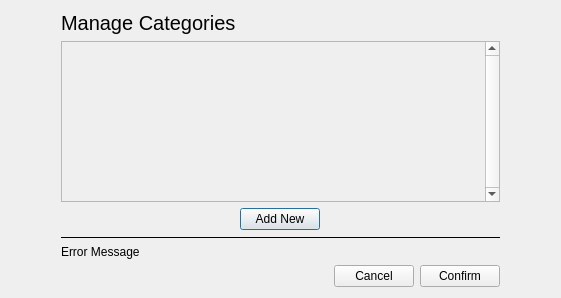
Above: ManageCategoriesPackage/ManageCategories.ui from peterzong0731/Personal-Password-Manager before the change. Below: the same form after it.
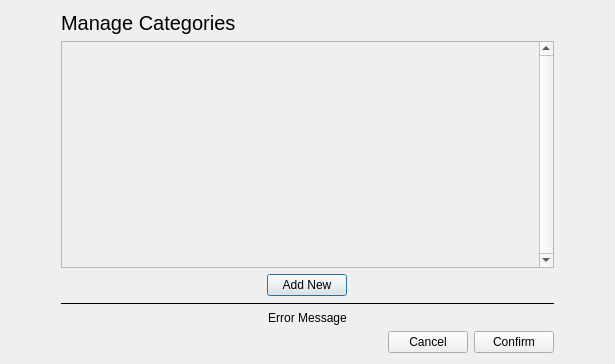
That is the form after the change.

Commit message: Added logging to program + fixed bugs with categories not saving properly

Patch:
```diff
--- a/ManageCategoriesPackage/ManageCategories.ui
+++ b/ManageCategoriesPackage/ManageCategories.ui
@@ -6,8 +6,8 @@
    <rect>
     <x>0</x>
     <y>0</y>
-    <width>561</width>
-    <height>298</height>
+    <width>615</width>
+    <height>364</height>
    </rect>
   </property>
   <property name="windowTitle">
@@ -50,8 +50,8 @@
          <rect>
           <x>0</x>
           <y>0</y>
-          <width>416</width>
-          <height>138</height>
+          <width>470</width>
+          <height>194</height>
          </rect>
         </property>
         <layout class="QVBoxLayout" name="verticalLayout_3">
@@ -97,6 +97,9 @@
        <property name="text">
         <string>Error Message</string>
        </property>
+       <property name="alignment">
+        <set>Qt::AlignCenter</set>
+       </property>
       </widget>
      </item>
      <item>
```
The commit also changes 8 other files.
